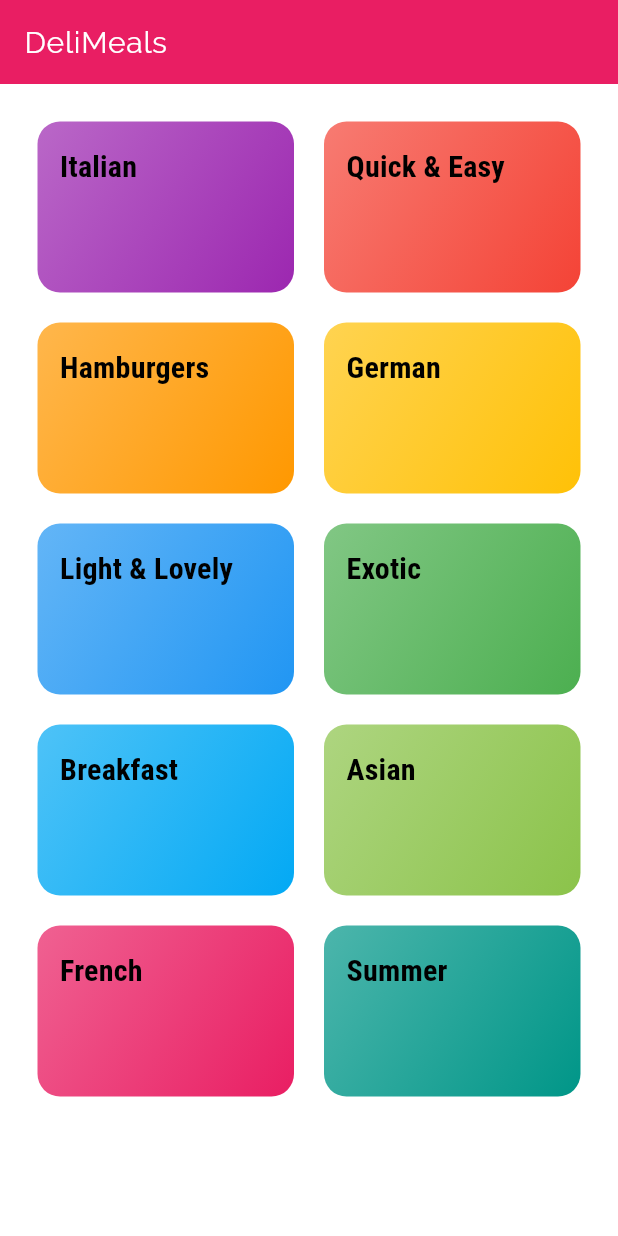
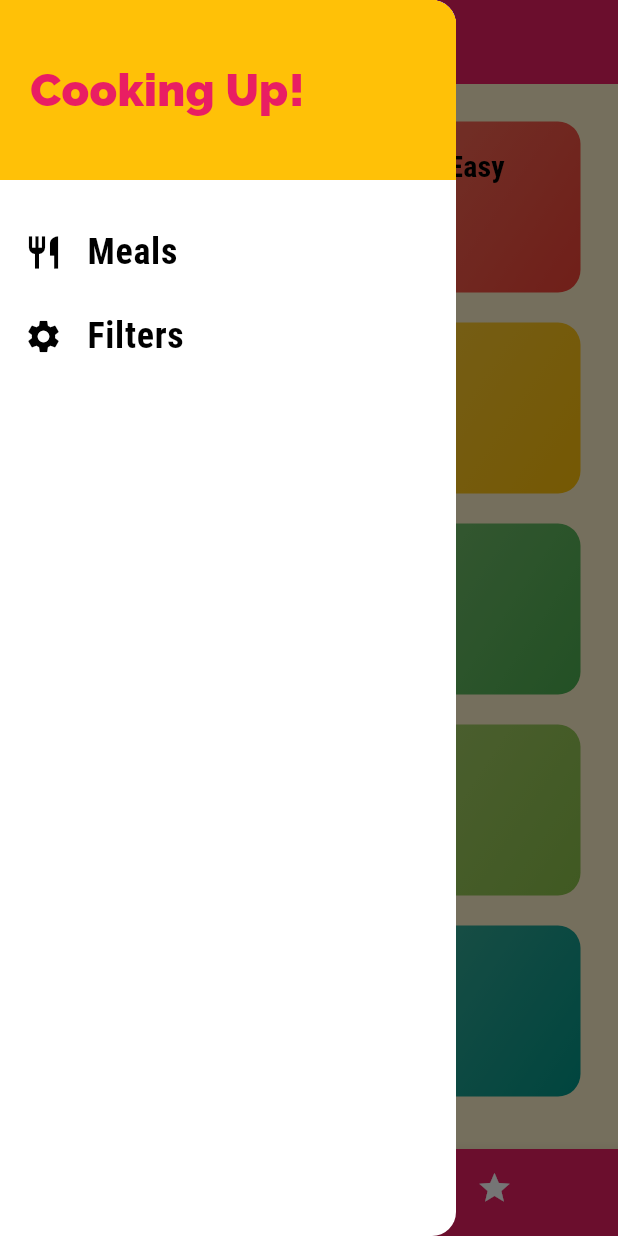
Before and after one commit to Ash4477/Learn_Flutter, a Flutter app: the screen it shows after launch, with the side drawer open (before the commit the screen has no drawer), on a phone screen of 412 x 824 dp. Run offline on Flutter 3.47's test engine with Material 3 defaults, Android fonts, the phone set to English and light mode, and no system bars.

Commit message:
finish app

```diff
--- a/Flutter - Udemy/meals_app/lib/main.dart
+++ b/Flutter - Udemy/meals_app/lib/main.dart
@@ -1,5 +1,10 @@
 import 'package:flutter/material.dart';
 
+import 'dummy_data.dart';
+import 'models/meal.dart';
+import 'screens/filters_screen.dart';
+import 'screens/tabs_screen.dart';
+import 'screens/meal_detail_screen.dart';
 import 'screens/category_meals_screen.dart';
 import 'screens/categories_screen.dart';
 
@@ -7,16 +12,72 @@ void main() {
   runApp(const MainApp());
 }
 
-class MainApp extends StatelessWidget {
+class MainApp extends StatefulWidget {
   const MainApp({super.key});
+
+  @override
+  State<MainApp> createState() => _MainAppState();
+}
+
+class _MainAppState extends State<MainApp> {
+  Map<String, bool> _filters = {
+    'gluten': false,
+    'lactose': false,
+    'vegetarian': false,
+    'vegan': false,
+  };
+
+  List<Meal> _availableMeals = DUMMY_MEALS;
+  final List<Meal> _favouritedMeals = [];
+
+  void _setFilters(Map<String, bool> filterData) {
+    setState(() {
+      _filters = filterData;
+
+      _availableMeals = DUMMY_MEALS.where((meal) {
+        if (_filters['gluten']! && !meal.isGlutenFree) {
+          return false;
+        } else if (_filters['lactose']! && !meal.isLactoseFree) {
+          return false;
+        } else if (_filters['vegan']! && !meal.isVegan) {
+          return false;
+        } else if (_filters['vegetarian']! && !meal.isVegetarian) {
+          return false;
+        }
+        return true;
+      }).toList();
+    });
+  }
+
+  void _toggleFavourites(String mealId) {
+    final existingIndex =
+        _favouritedMeals.indexWhere((meal) => meal.id == mealId);
+    if (existingIndex >= 0) {
+      setState(() {
+        _favouritedMeals.removeAt(existingIndex);
+      });
+    } else {
+      setState(() {
+        _favouritedMeals.add(
+          DUMMY_MEALS.firstWhere((meal) => mealId == meal.id),
+        );
+      });
+    }
+  }
+
+  bool _isMealFavourite(String id) {
+    return _favouritedMeals.any((meal) => meal.id == id);
+  }
 
   @override
   Widget build(BuildContext context) {
     return MaterialApp(
       title: 'DeliMeals',
       theme: ThemeData(
+        primaryColor: Colors.pink,
         primarySwatch: Colors.pink,
         colorScheme: ColorScheme.fromSwatch().copyWith(secondary: Colors.amber),
+        scaffoldBackgroundColor: const Color.fromARGB(255, 255, 242, 202),
         canvasColor: const Color.fromRGBO(255, 254, 229, 1),
         fontFamily: 'Raleway',
         textTheme: ThemeData.light().textTheme.copyWith(
@@ -28,11 +89,28 @@ class MainApp extends StatelessWidget {
                 fontWeight: FontWeight.bold,
               ),
             ),
+        tabBarTheme: const TabBarTheme(
+          labelStyle: TextStyle(color: Colors.white),
+        ),
+        appBarTheme: const AppBarTheme(
+          foregroundColor: Colors.white,
+          backgroundColor: Colors.pink,
+        ),
       ),
       initialRoute: '/', // default is / , only use if different
       routes: {
-        '/': (ctx) => const CategoriesScreen(),
-        CategoryMealsScreen.routeName: (ctx) => CategoryMealsScreen(),
+        '/': (ctx) => TabsScreen(_favouritedMeals),
+        CategoryMealsScreen.routeName: (ctx) =>
+            CategoryMealsScreen(_availableMeals),
+        MealDetailScreen.routeName: (ctx) =>
+            MealDetailScreen(_toggleFavourites, _isMealFavourite),
+        FiltersScreen.routeName: (ctx) => FiltersScreen(_filters, _setFilters),
+      },
+      onGenerateRoute: (settings) {
+        return MaterialPageRoute(builder: (ctx) => const CategoriesScreen());
+      },
+      onUnknownRoute: (settings) {
+        return MaterialPageRoute(builder: (ctx) => const CategoriesScreen());
       },
     );
   }
--- a/Flutter - Udemy/meals_app/lib/screens/categories_screen.dart
+++ b/Flutter - Udemy/meals_app/lib/screens/categories_screen.dart
@@ -8,16 +8,7 @@ class CategoriesScreen extends StatelessWidget {
 
   @override
   Widget build(BuildContext context) {
-    return Scaffold(
-      appBar: AppBar(
-        title: Text(
-          'DeliMeals',
-          style: Theme.of(context).textTheme.bodyLarge,
-        ),
-        foregroundColor: Colors.white,
-        backgroundColor: Colors.pink,
-      ),
-      body: GridView(
+    return GridView(
       padding: const EdgeInsets.all(25),
       gridDelegate: const SliverGridDelegateWithMaxCrossAxisExtent(
         maxCrossAxisExtent: 200,
@@ -30,7 +21,6 @@ class CategoriesScreen extends StatelessWidget {
           return CategoryItem(category.id, category.title, category.color);
         })
       ],
-      ),
     );
   }
 }
--- /dev/null
+++ b/Flutter - Udemy/meals_app/lib/screens/tabs_screen.dart
@@ -0,0 +1,104 @@
+import 'package:flutter/material.dart';
+
+import '../models/meal.dart';
+import '../widgets/main_drawer.dart';
+import './categories_screen.dart';
+import './favourites_screen.dart';
+
+class TabsScreen extends StatefulWidget {
+  final List<Meal> favouriteMeals;
+  const TabsScreen(this.favouriteMeals, {super.key});
+
+  @override
+  State<TabsScreen> createState() => _TabsScreenState();
+}
+
+class _TabsScreenState extends State<TabsScreen> {
+  late List<Map<String, Object>> _pages;
+  int _selectedPageIndex = 0;
+
+  @override
+  void initState() {
+    _pages = [
+      {'page': const CategoriesScreen(), 'title': 'Categories'},
+      {
+        'page': FavouritesScreen(widget.favouriteMeals),
+        'title': 'Your Favourites'
+      }
+    ];
+    super.initState();
+  }
+
+  void _selectPage(int index) {
+    setState(() {
+      _selectedPageIndex = index;
+    });
+  }
+
+  @override
+  Widget build(BuildContext context) {
+    return Scaffold(
+      appBar: AppBar(
+        title: Text(
+          _pages[_selectedPageIndex]['title'] as String,
+          style: Theme.of(context).textTheme.bodyLarge,
+        ),
+      ),
+      drawer: const MainDrawer(),
+      body: _pages[_selectedPageIndex]['page'] as Widget,
+      bottomNavigationBar: BottomNavigationBar(
+        onTap: _selectPage,
+        backgroundColor: Theme.of(context).primaryColor,
+        unselectedItemColor: Colors.white,
+        selectedItemColor: Theme.of(context).colorScheme.secondary,
+        currentIndex: _selectedPageIndex,
+        type: BottomNavigationBarType.shifting,
+        items: [
+          BottomNavigationBarItem(
+            backgroundColor: Theme.of(context).primaryColor,
+            icon: const Icon(Icons.category),
+            label: 'Categories',
+          ),
+          BottomNavigationBarItem(
+            backgroundColor: Theme.of(context).primaryColor,
+            icon: const Icon(Icons.star),
+            label: 'Favourites',
+          ),
+        ],
+      ),
+    );
+  }
+}
+
+
+// FOR TOP APPBAR
+//  @override
+//   Widget build(BuildContext context) {
+//     return DefaultTabController(
+//       length: 2,
+//       child: Scaffold(
+//         appBar: AppBar(
+//           title: Text(
+//             'DeliMeals',
+//             style: Theme.of(context).textTheme.bodyLarge,
+//           ),
+//           bottom: TabBar(
+//               indicatorColor: Theme.of(context).colorScheme.secondary,
+//               tabs: const <Widget>[
+//                 Tab(
+//                   icon: Icon(Icons.category),
+//                   text: 'Categories',
+//                 ),
+//                 Tab(
+//                   icon: Icon(Icons.star),
+//                   text: 'Favourites',
+//                 ),
+//               ]),
+//         ),
+//         body: const TabBarView(children: <Widget>[
+//           CategoriesScreen(),
+//           FavouritesScreen(),
+//         ]),
+//       ),
+//     );
+//   }
--- /dev/null
+++ b/Flutter - Udemy/meals_app/lib/widgets/main_drawer.dart
@@ -0,0 +1,67 @@
+import 'package:flutter/material.dart';
+import 'package:meals_app/screens/filters_screen.dart';
+
+class MainDrawer extends StatelessWidget {
+  const MainDrawer({super.key});
+
+  Widget _buildListTile(String title, IconData icon, Function tapHandler) {
+    return ListTile(
+      leading: Icon(
+        icon,
+        size: 26,
+      ),
+      title: Text(
+        title,
+        style: const TextStyle(
+          fontFamily: 'RobotoCondensed',
+          fontSize: 24,
+          fontWeight: FontWeight.bold,
+        ),
+      ),
+      onTap: tapHandler as GestureTapCallback,
+    );
+  }
+
+  @override
+  Widget build(BuildContext context) {
+    return Drawer(
+      child: Column(
+        children: <Widget>[
+          Container(
+            height: 120,
+            width: double.infinity,
+            padding: const EdgeInsets.all(20),
+            alignment: Alignment.centerLeft,
+            color: Theme.of(context).colorScheme.secondary,
+            child: Text(
+              'Cooking Up!',
+              style: TextStyle(
+                fontWeight: FontWeight.w900,
+                fontSize: 30,
+                color: Theme.of(context).primaryColor,
+              ),
+            ),
+          ),
+          const SizedBox(
+            height: 20,
+          ),
+          _buildListTile(
+            'Meals',
+            Icons.restaurant,
+            () {
+              Navigator.of(context).pushReplacementNamed('/');
+            },
+          ),
+          _buildListTile(
+            'Filters',
+            Icons.settings,
+            () {
+              Navigator.of(context)
+                  .pushReplacementNamed(FiltersScreen.routeName);
+            },
+          ),
+        ],
+      ),
+    );
+  }
+}
```
Also changed, not shown: Flutter - Udemy/meals_app/lib/screens/category_meals_screen.dart (+37 -23 lines), Flutter - Udemy/meals_app/lib/screens/favourites_screen.dart (added, +32 -0 lines), Flutter - Udemy/meals_app/lib/screens/filters_screen.dart (added, +113 -0 lines), Flutter - Udemy/meals_app/lib/screens/meal_detail_screen.dart (added, +111 -0 lines), Flutter - Udemy/meals_app/lib/widgets/custom_appbar.dart (added, +9 -0 lines), Flutter - Udemy/meals_app/lib/widgets/meal_item.dart (+87 -2 lines). Lines whose indentation alone changed are shown as unchanged.
